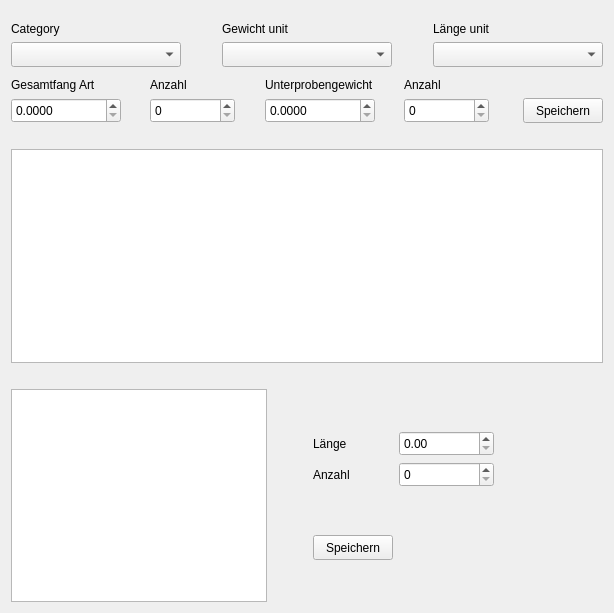
Old version of the form commercial/03_input_program/frm_length.ui in the repository ices-eg/Thuenen.
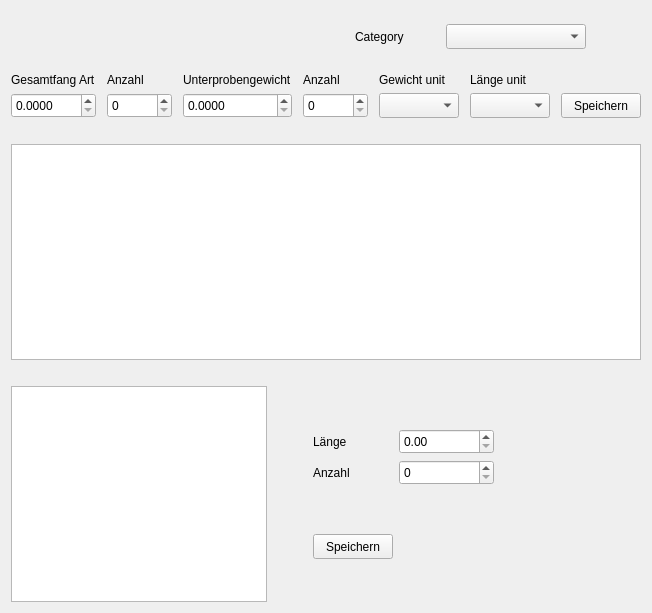
New version of the form. Custom widgets are drawn as their Qt base class.

```diff
--- a/commercial/03_input_program/frm_length.ui
+++ b/commercial/03_input_program/frm_length.ui
@@ -15,126 +15,113 @@
   </property>
   <layout class="QVBoxLayout" name="verticalLayout">
    <item>
-    <widget class="Wgt_Species_Chooser" name="wgt_species" native="true"/>
-   </item>
-   <item>
-    <spacer name="verticalSpacer_8">
-     <property name="orientation">
-      <enum>Qt::Vertical</enum>
-     </property>
-     <property name="sizeType">
-      <enum>QSizePolicy::Fixed</enum>
-     </property>
-     <property name="sizeHint" stdset="0">
-      <size>
-       <width>13</width>
-       <height>5</height>
-      </size>
-     </property>
-    </spacer>
-   </item>
-   <item>
-    <layout class="QGridLayout" name="gridLayout">
-     <item row="0" column="0">
-      <widget class="QLabel" name="label_7">
-       <property name="text">
-        <string>Category</string>
-       </property>
-      </widget>
-     </item>
-     <item row="0" column="1" rowspan="2">
-      <spacer name="horizontalSpacer">
-       <property name="orientation">
-        <enum>Qt::Horizontal</enum>
-       </property>
-       <property name="sizeType">
-        <enum>QSizePolicy::Fixed</enum>
-       </property>
-       <property name="sizeHint" stdset="0">
-        <size>
-         <width>35</width>
-         <height>20</height>
-        </size>
-       </property>
-      </spacer>
-     </item>
-     <item row="0" column="2">
-      <widget class="QLabel" name="label_4">
-       <property name="text">
-        <string>Gewicht unit</string>
-       </property>
-      </widget>
-     </item>
-     <item row="0" column="3" rowspan="2">
-      <spacer name="horizontalSpacer_2">
-       <property name="orientation">
-        <enum>Qt::Horizontal</enum>
-       </property>
-       <property name="sizeType">
-        <enum>QSizePolicy::Fixed</enum>
-       </property>
-       <property name="sizeHint" stdset="0">
-        <size>
-         <width>35</width>
-         <height>20</height>
-        </size>
-       </property>
-      </spacer>
-     </item>
-     <item row="0" column="4">
-      <widget class="QLabel" name="label_8">
-       <property name="text">
-        <string>Länge unit</string>
-       </property>
-      </widget>
-     </item>
-     <item row="1" column="0">
-      <widget class="QComboBox" name="cb_fishCategory">
+    <layout class="QHBoxLayout" name="horizontalLayout_2">
+     <item>
+      <widget class="Wgt_Species_Chooser" name="wgt_species" native="true">
        <property name="sizePolicy">
-        <sizepolicy hsizetype="Expanding" vsizetype="Fixed">
+        <sizepolicy hsizetype="Expanding" vsizetype="Preferred">
          <horstretch>0</horstretch>
          <verstretch>0</verstretch>
         </sizepolicy>
        </property>
-       <property name="minimumSize">
-        <size>
-         <width>170</width>
-         <height>25</height>
-        </size>
-       </property>
       </widget>
      </item>
-     <item row="1" column="2">
-      <widget class="QComboBox" name="cb_weightUnit">
-       <property name="sizePolicy">
-        <sizepolicy hsizetype="Expanding" vsizetype="Fixed">
-         <horstretch>0</horstretch>
-         <verstretch>0</verstretch>
-        </sizepolicy>
-       </property>
-       <property name="minimumSize">
-        <size>
-         <width>170</width>
-         <height>25</height>
-        </size>
-       </property>
-      </widget>
-     </item>
-     <item row="1" column="4">
-      <widget class="QComboBox" name="cb_lengthUnit">
-       <property name="sizePolicy">
-        <sizepolicy hsizetype="Expanding" vsizetype="Fixed">
-         <horstretch>0</horstretch>
-         <verstretch>0</verstretch>
-        </sizepolicy>
-       </property>
-       <property name="minimumSize">
-        <size>
-         <width>170</width>
-         <height>25</height>
-        </size>
-       </property>
-      </widget>
+     <item>
+      <layout class="QGridLayout" name="gridLayout_3">
+       <item row="0" column="2">
+        <spacer name="verticalSpacer_4">
+         <property name="orientation">
+          <enum>Qt::Vertical</enum>
+         </property>
+         <property name="sizeType">
+          <enum>QSizePolicy::Fixed</enum>
+         </property>
+         <property name="sizeHint" stdset="0">
+          <size>
+           <width>20</width>
+           <height>13</height>
+          </size>
+         </property>
+        </spacer>
+       </item>
+       <item row="1" column="0">
+        <spacer name="horizontalSpacer_5">
+         <property name="orientation">
+          <enum>Qt::Horizontal</enum>
+         </property>
+         <property name="sizeType">
+          <enum>QSizePolicy::Fixed</enum>
+         </property>
+         <property name="sizeHint" stdset="0">
+          <size>
+           <width>55</width>
+           <height>13</height>
+          </size>
+         </property>
+        </spacer>
+       </item>
+       <item row="1" column="1">
+        <widget class="QLabel" name="label_7">
+         <property name="minimumSize">
+          <size>
+           <width>85</width>
+           <height>0</height>
+          </size>
+         </property>
+         <property name="text">
+          <string>Category</string>
+         </property>
+        </widget>
+       </item>
+       <item row="1" column="2">
+        <widget class="QComboBox" name="cb_fishCategory">
+         <property name="sizePolicy">
+          <sizepolicy hsizetype="Expanding" vsizetype="Fixed">
+           <horstretch>0</horstretch>
+           <verstretch>0</verstretch>
+          </sizepolicy>
+         </property>
+         <property name="minimumSize">
+          <size>
+           <width>140</width>
+           <height>25</height>
+          </size>
+         </property>
+        </widget>
+       </item>
+       <item row="1" column="3">
+        <spacer name="horizontalSpacer_10">
+         <property name="orientation">
+          <enum>Qt::Horizontal</enum>
+         </property>
+         <property name="sizeType">
+          <enum>QSizePolicy::Fixed</enum>
+         </property>
+         <property name="sizeHint" stdset="0">
+          <size>
+           <width>55</width>
+           <height>13</height>
+          </size>
+         </property>
+        </spacer>
+       </item>
+       <item row="2" column="2">
+        <spacer name="verticalSpacer_8">
+         <property name="orientation">
+          <enum>Qt::Vertical</enum>
+         </property>
+         <property name="sizeType">
+          <enum>QSizePolicy::Fixed</enum>
+         </property>
+         <property name="sizeHint" stdset="0">
+          <size>
+           <width>20</width>
+           <height>13</height>
+          </size>
+         </property>
+        </spacer>
+       </item>
+      </layout>
      </item>
     </layout>
    </item>
@@ -155,7 +142,7 @@
     </spacer>
    </item>
    <item>
-    <layout class="QGridLayout" name="gridLayout_3">
+    <layout class="QGridLayout" name="gridLayout">
      <item row="0" column="0">
       <widget class="QLabel" name="label_1">
        <property name="text">
@@ -163,6 +150,22 @@
        </property>
       </widget>
      </item>
+     <item row="0" column="1" rowspan="2">
+      <spacer name="horizontalSpacer_8">
+       <property name="orientation">
+        <enum>Qt::Horizontal</enum>
+       </property>
+       <property name="sizeType">
+        <enum>QSizePolicy::MinimumExpanding</enum>
+       </property>
+       <property name="sizeHint" stdset="0">
+        <size>
+         <width>5</width>
+         <height>30</height>
+        </size>
+       </property>
+      </spacer>
+     </item>
      <item row="0" column="2">
       <widget class="QLabel" name="label_2">
        <property name="text">
@@ -170,6 +173,22 @@
        </property>
       </widget>
      </item>
+     <item row="0" column="3" rowspan="2">
+      <spacer name="horizontalSpacer_4">
+       <property name="orientation">
+        <enum>Qt::Horizontal</enum>
+       </property>
+       <property name="sizeType">
+        <enum>QSizePolicy::MinimumExpanding</enum>
+       </property>
+       <property name="sizeHint" stdset="0">
+        <size>
+         <width>5</width>
+         <height>30</height>
+        </size>
+       </property>
+      </spacer>
+     </item>
      <item row="0" column="4">
       <widget class="QLabel" name="label_3">
        <property name="text">
@@ -177,6 +196,22 @@
        </property>
       </widget>
      </item>
+     <item row="0" column="5" rowspan="2">
+      <spacer name="horizontalSpacer_9">
+       <property name="orientation">
+        <enum>Qt::Horizontal</enum>
+       </property>
+       <property name="sizeType">
+        <enum>QSizePolicy::MinimumExpanding</enum>
+       </property>
+       <property name="sizeHint" stdset="0">
+        <size>
+         <width>5</width>
+         <height>30</height>
+        </size>
+       </property>
+      </spacer>
+     </item>
      <item row="0" column="6">
       <widget class="QLabel" name="label_6">
        <property name="text">
@@ -185,6 +220,52 @@
       </widget>
      </item>
      <item row="0" column="7" rowspan="2">
+      <spacer name="horizontalSpacer">
+       <property name="orientation">
+        <enum>Qt::Horizontal</enum>
+       </property>
+       <property name="sizeType">
+        <enum>QSizePolicy::MinimumExpanding</enum>
+       </property>
+       <property name="sizeHint" stdset="0">
+        <size>
+         <width>5</width>
+         <height>30</height>
+        </size>
+       </property>
+      </spacer>
+     </item>
+     <item row="0" column="8">
+      <widget class="QLabel" name="label_4">
+       <property name="text">
+        <string>Gewicht unit</string>
+       </property>
+      </widget>
+     </item>
+     <item row="0" column="9" rowspan="2">
+      <spacer name="horizontalSpacer_2">
+       <property name="orientation">
+        <enum>Qt::Horizontal</enum>
+       </property>
+       <property name="sizeType">
+        <enum>QSizePolicy::MinimumExpanding</enum>
+       </property>
+       <property name="sizeHint" stdset="0">
+        <size>
+         <width>5</width>
+         <height>30</height>
+        </size>
+       </property>
+      </spacer>
+     </item>
+     <item row="0" column="10">
+      <widget class="QLabel" name="label_8">
+       <property name="text">
+        <string>Länge unit</string>
+       </property>
+      </widget>
+     </item>
+     <item row="0" column="11" rowspan="2">
       <spacer name="horizontalSpacer_3">
        <property name="orientation">
         <enum>Qt::Horizontal</enum>
@@ -194,8 +275,8 @@
        </property>
        <property name="sizeHint" stdset="0">
         <size>
-         <width>28</width>
-         <height>20</height>
+         <width>5</width>
+         <height>30</height>
         </size>
        </property>
       </spacer>
@@ -210,7 +291,7 @@
        </property>
        <property name="minimumSize">
         <size>
-         <width>110</width>
+         <width>80</width>
          <height>25</height>
         </size>
        </property>
@@ -222,22 +303,6 @@
        </property>
       </widget>
      </item>
-     <item row="1" column="1">
-      <spacer name="horizontalSpacer_8">
-       <property name="orientation">
-        <enum>Qt::Horizontal</enum>
-       </property>
-       <property name="sizeType">
-        <enum>QSizePolicy::MinimumExpanding</enum>
-       </property>
-       <property name="sizeHint" stdset="0">
-        <size>
-         <width>15</width>
-         <height>20</height>
-        </size>
-       </property>
-      </spacer>
-     </item>
      <item row="1" column="2">
       <widget class="QSpinBox" name="sb_number_all">
        <property name="sizePolicy">
@@ -248,7 +313,7 @@
        </property>
        <property name="minimumSize">
         <size>
-         <width>85</width>
+         <width>65</width>
          <height>25</height>
         </size>
        </property>
@@ -257,22 +322,6 @@
        </property>
       </widget>
      </item>
-     <item row="1" column="3">
-      <spacer name="horizontalSpacer_4">
-       <property name="orientation">
-        <enum>Qt::Horizontal</enum>
-       </property>
-       <property name="sizeType">
-        <enum>QSizePolicy::MinimumExpanding</enum>
-       </property>
-       <property name="sizeHint" stdset="0">
-        <size>
-         <width>18</width>
-         <height>17</height>
-        </size>
-       </property>
-      </spacer>
-     </item>
      <item row="1" column="4">
       <widget class="QDoubleSpinBox" name="sb_weight_sample">
        <property name="sizePolicy">
@@ -283,7 +332,7 @@
        </property>
        <property name="minimumSize">
         <size>
-         <width>110</width>
+         <width>80</width>
          <height>25</height>
         </size>
        </property>
@@ -295,22 +344,6 @@
        </property>
       </widget>
      </item>
-     <item row="1" column="5">
-      <spacer name="horizontalSpacer_9">
-       <property name="orientation">
-        <enum>Qt::Horizontal</enum>
-       </property>
-       <property name="sizeType">
-        <enum>QSizePolicy::MinimumExpanding</enum>
-       </property>
-       <property name="sizeHint" stdset="0">
-        <size>
-         <width>15</width>
-         <height>20</height>
-        </size>
-       </property>
-      </spacer>
-     </item>
      <item row="1" column="6">
       <widget class="QSpinBox" name="sb_number_sample">
        <property name="sizePolicy">
@@ -321,7 +354,7 @@
        </property>
        <property name="minimumSize">
         <size>
-         <width>85</width>
+         <width>65</width>
          <height>25</height>
         </size>
        </property>
@@ -331,6 +364,38 @@
       </widget>
      </item>
      <item row="1" column="8">
+      <widget class="QComboBox" name="cb_weightUnit">
+       <property name="sizePolicy">
+        <sizepolicy hsizetype="Expanding" vsizetype="Fixed">
+         <horstretch>0</horstretch>
+         <verstretch>0</verstretch>
+        </sizepolicy>
+       </property>
+       <property name="minimumSize">
+        <size>
+         <width>80</width>
+         <height>25</height>
+        </size>
+       </property>
+      </widget>
+     </item>
+     <item row="1" column="10">
+      <widget class="QComboBox" name="cb_lengthUnit">
+       <property name="sizePolicy">
+        <sizepolicy hsizetype="Expanding" vsizetype="Fixed">
+         <horstretch>0</horstretch>
+         <verstretch>0</verstretch>
+        </sizepolicy>
+       </property>
+       <property name="minimumSize">
+        <size>
+         <width>80</width>
+         <height>25</height>
+        </size>
+       </property>
+      </widget>
+     </item>
+     <item row="1" column="12">
       <widget class="QPushButton" name="btn_save1">
        <property name="sizePolicy">
         <sizepolicy hsizetype="Expanding" vsizetype="Fixed">
```
Left out of the diff: 15 changed lines with no effect on the pictures.
